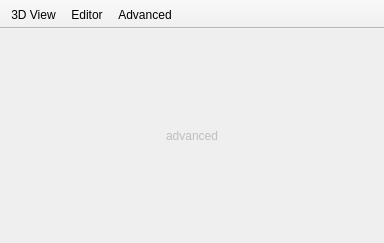
Before: the Qt Designer form src/Preferences.ui in openscad/openscad, drawn with Qt 5.
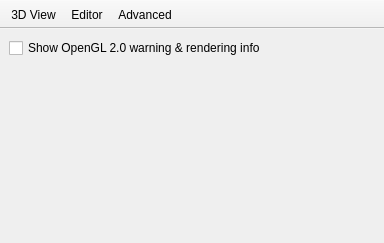
After: the same form once the commit is applied. The open tabs and pages were chosen to show the change. Icons and pictures are not drawn.

Commit message:
Allow the hiding of the opengl2.0 warning on startup.
There are two basic changes. The first is a checkbox within the
warning screen that allows you to hide it on subsequent program boots.
The second is a checkbox under Edit/Preferences/Advanced to show/hide
the message.

```diff
--- a/src/Preferences.ui
+++ b/src/Preferences.ui
@@ -179,71 +179,29 @@
          <number>0</number>
         </property>
         <item>
-         <spacer name="verticalSpacer_2">
-          <property name="orientation">
-           <enum>Qt::Vertical</enum>
-          </property>
-          <property name="sizeHint" stdset="0">
-           <size>
-            <width>20</width>
-            <height>120</height>
-           </size>
-          </property>
-         </spacer>
-        </item>
-        <item>
-         <layout class="QHBoxLayout" name="horizontalLayout_2">
+         <layout class="QVBoxLayout" name="verticalLayout_6">
           <item>
-           <spacer name="horizontalSpacer_2">
-            <property name="orientation">
-             <enum>Qt::Horizontal</enum>
-            </property>
-            <property name="sizeHint" stdset="0">
-             <size>
-              <width>40</width>
-              <height>20</height>
-             </size>
-            </property>
-           </spacer>
-          </item>
-          <item>
-           <widget class="QLabel" name="label_2">
-            <property name="enabled">
-             <bool>false</bool>
-            </property>
+           <widget class="QCheckBox" name="OpenGL20WarningCheckbox">
             <property name="text">
-             <string>advanced</string>
+             <string>Show OpenGL 2.0 warning &amp;&amp; rendering info</string>
             </property>
            </widget>
           </item>
           <item>
-           <spacer name="horizontalSpacer_3">
+           <spacer name="verticalSpacer_2">
             <property name="orientation">
-             <enum>Qt::Horizontal</enum>
+             <enum>Qt::Vertical</enum>
             </property>
             <property name="sizeHint" stdset="0">
              <size>
-              <width>40</width>
-              <height>20</height>
+              <width>20</width>
+              <height>40</height>
              </size>
             </property>
            </spacer>
           </item>
          </layout>
         </item>
-        <item>
-         <spacer name="verticalSpacer_3">
-          <property name="orientation">
-           <enum>Qt::Vertical</enum>
-          </property>
-          <property name="sizeHint" stdset="0">
-           <size>
-            <width>20</width>
-            <height>120</height>
-           </size>
-          </property>
-         </spacer>
-        </item>
        </layout>
       </widget>
      </widget>
```
The commit also changes 3 other files.
